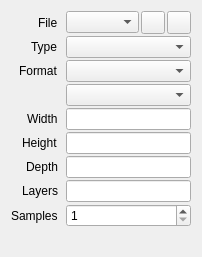
Qt form src/session/TextureProperties.ui (houmain/gpupad) before a commit.
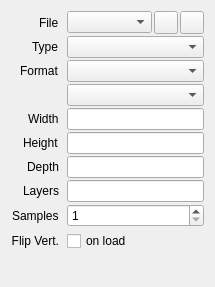
The same form after that commit. Icons and pictures are not drawn. Custom widgets are drawn as their Qt base class.

Commit message: Added manual vertical flip control

```diff
--- a/src/session/TextureProperties.ui
+++ b/src/session/TextureProperties.ui
@@ -6,8 +6,8 @@
    <rect>
     <x>0</x>
     <y>0</y>
-    <width>202</width>
-    <height>257</height>
+    <width>215</width>
+    <height>287</height>
    </rect>
   </property>
   <layout class="QVBoxLayout" name="verticalLayout">
@@ -173,6 +173,32 @@
        </property>
       </widget>
      </item>
+     <item row="9" column="0">
+      <widget class="QLabel" name="labelFlipVertically">
+       <property name="text">
+        <string>Flip Vert.</string>
+       </property>
+       <property name="alignment">
+        <set>Qt::AlignRight|Qt::AlignTrailing|Qt::AlignVCenter</set>
+       </property>
+       <property name="buddy">
+        <cstring>flipVertically</cstring>
+       </property>
+      </widget>
+     </item>
+     <item row="9" column="1">
+      <widget class="QCheckBox" name="flipVertically">
+       <property name="minimumSize">
+        <size>
+         <width>0</width>
+         <height>24</height>
+        </size>
+       </property>
+       <property name="text">
+        <string>on load</string>
+       </property>
+      </widget>
+     </item>
     </layout>
    </item>
   </layout>
```
The commit also changes 21 other files.
